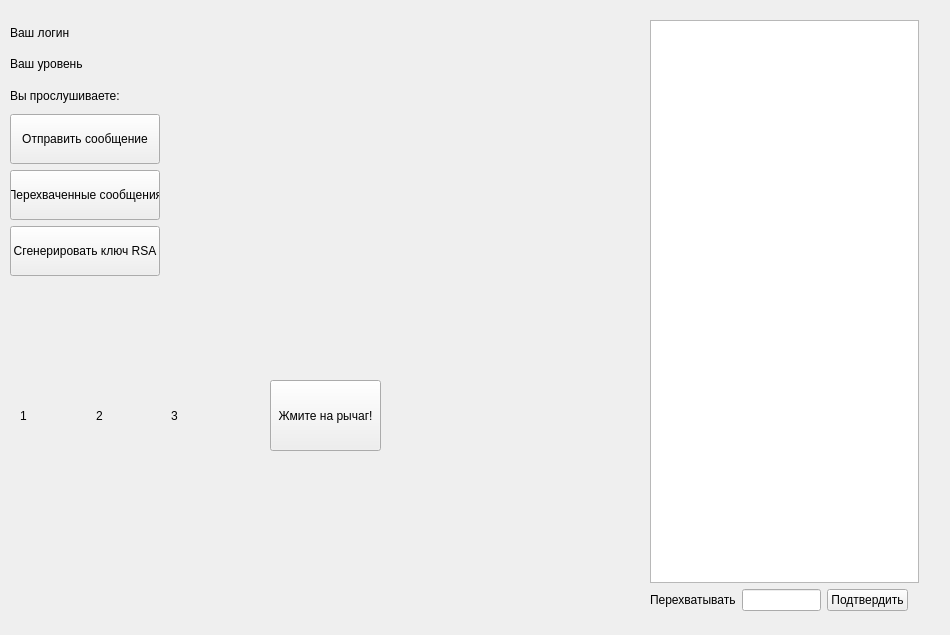
shm0nya/Lipilin-s-game, file home_window.ui: the form before one commit.
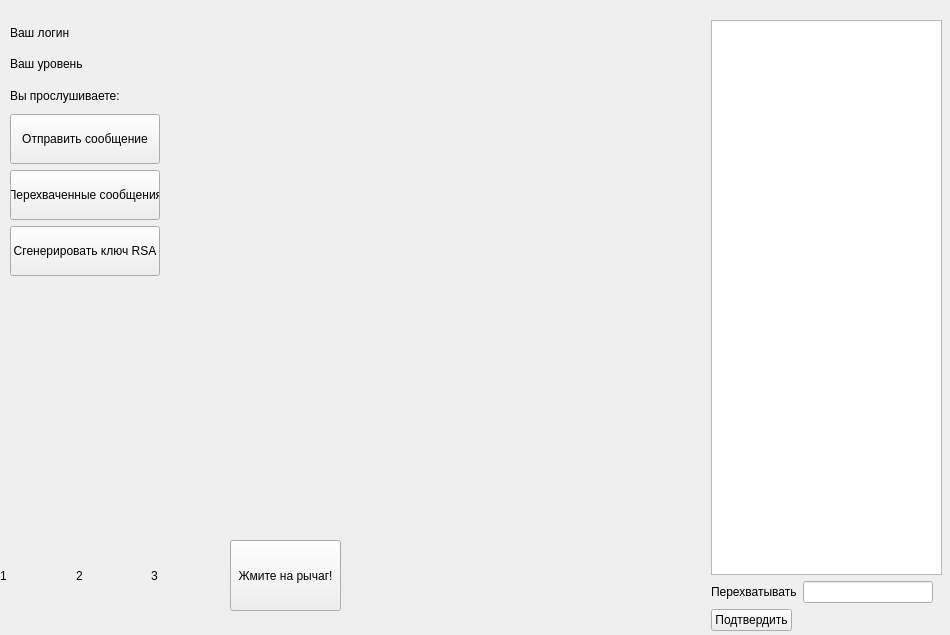
The form after the commit.

Diff of the .ui file:
```diff
--- a/home_window.ui
+++ b/home_window.ui
@@ -28,69 +28,20 @@
   <widget class="QWidget" name="gridLayoutWidget">
    <property name="geometry">
     <rect>
-     <x>250</x>
+     <x>230</x>
      <y>20</y>
-     <width>391</width>
-     <height>351</height>
+     <width>471</width>
+     <height>451</height>
     </rect>
    </property>
    <layout class="QGridLayout" name="componate_custom_buttons_img"/>
   </widget>
-  <widget class="QWidget" name="layoutWidget">
-   <property name="geometry">
-    <rect>
-     <x>650</x>
-     <y>20</y>
-     <width>269</width>
-     <height>591</height>
-    </rect>
-   </property>
-   <layout class="QVBoxLayout" name="componate_overhear">
-    <item>
-     <widget class="QListWidget" name="user_list"/>
-    </item>
-    <item>
-     <layout class="QHBoxLayout" name="componate_overhear_edit">
-      <item>
-       <widget class="QLabel" name="lbl_overhere_text">
-        <property name="text">
-         <string>Перехватывать</string>
-        </property>
-       </widget>
-      </item>
-      <item>
-       <widget class="QLineEdit" name="edit_overhere"/>
-      </item>
-      <item>
-       <widget class="QPushButton" name="button_inercept">
-        <property name="text">
-         <string>Подтвердить</string>
-        </property>
-       </widget>
-      </item>
-      <item>
-       <spacer name="horizontalSpacer_4">
-        <property name="orientation">
-         <enum>Qt::Horizontal</enum>
-        </property>
-        <property name="sizeHint" stdset="0">
-         <size>
-          <width>40</width>
-          <height>20</height>
-         </size>
-        </property>
-       </spacer>
-      </item>
-     </layout>
-    </item>
-   </layout>
-  </widget>
   <widget class="QWidget" name="layoutWidget">
    <property name="geometry">
     <rect>
      <x>10</x>
      <y>20</y>
-     <width>228</width>
+     <width>211</width>
      <height>256</height>
     </rect>
    </property>
@@ -324,8 +275,8 @@
   <widget class="QPushButton" name="automat">
    <property name="geometry">
     <rect>
-     <x>270</x>
-     <y>380</y>
+     <x>230</x>
+     <y>540</y>
      <width>111</width>
      <height>71</height>
     </rect>
@@ -337,8 +288,8 @@
   <widget class="QWidget" name="horizontalLayoutWidget">
    <property name="geometry">
     <rect>
-     <x>20</x>
-     <y>380</y>
+     <x>0</x>
+     <y>540</y>
      <width>221</width>
      <height>71</height>
     </rect>
@@ -367,6 +318,83 @@
     </item>
    </layout>
   </widget>
+  <widget class="QWidget" name="">
+   <property name="geometry">
+    <rect>
+     <x>711</x>
+     <y>20</y>
+     <width>231</width>
+     <height>611</height>
+    </rect>
+   </property>
+   <layout class="QVBoxLayout" name="componate_overhear_all">
+    <item>
+     <widget class="QListWidget" name="user_list"/>
+    </item>
+    <item>
+     <layout class="QVBoxLayout" name="componate_overhear_edit">
+      <item>
+       <layout class="QHBoxLayout" name="componate_edit_and_lbl">
+        <item>
+         <widget class="QLabel" name="lbl_overhere_text">
+          <property name="text">
+           <string>Перехватывать</string>
+          </property>
+         </widget>
+        </item>
+        <item>
+         <widget class="QLineEdit" name="edit_overhere">
+          <property name="minimumSize">
+           <size>
+            <width>130</width>
+            <height>0</height>
+           </size>
+          </property>
+         </widget>
+        </item>
+        <item>
+         <spacer name="horizontalSpacer_4">
+          <property name="orientation">
+           <enum>Qt::Horizontal</enum>
+          </property>
+          <property name="sizeHint" stdset="0">
+           <size>
+            <width>40</width>
+            <height>20</height>
+           </size>
+          </property>
+         </spacer>
+        </item>
+       </layout>
+      </item>
+      <item>
+       <layout class="QHBoxLayout" name="componate_overhbutt">
+        <item>
+         <widget class="QPushButton" name="button_inercept">
+          <property name="text">
+           <string>Подтвердить</string>
+          </property>
+         </widget>
+        </item>
+        <item>
+         <spacer name="horizontalSpacer_6">
+          <property name="orientation">
+           <enum>Qt::Horizontal</enum>
+          </property>
+          <property name="sizeHint" stdset="0">
+           <size>
+            <width>40</width>
+            <height>20</height>
+           </size>
+          </property>
+         </spacer>
+        </item>
+       </layout>
+      </item>
+     </layout>
+    </item>
+   </layout>
+  </widget>
  </widget>
  <resources/>
  <connections/>
```
